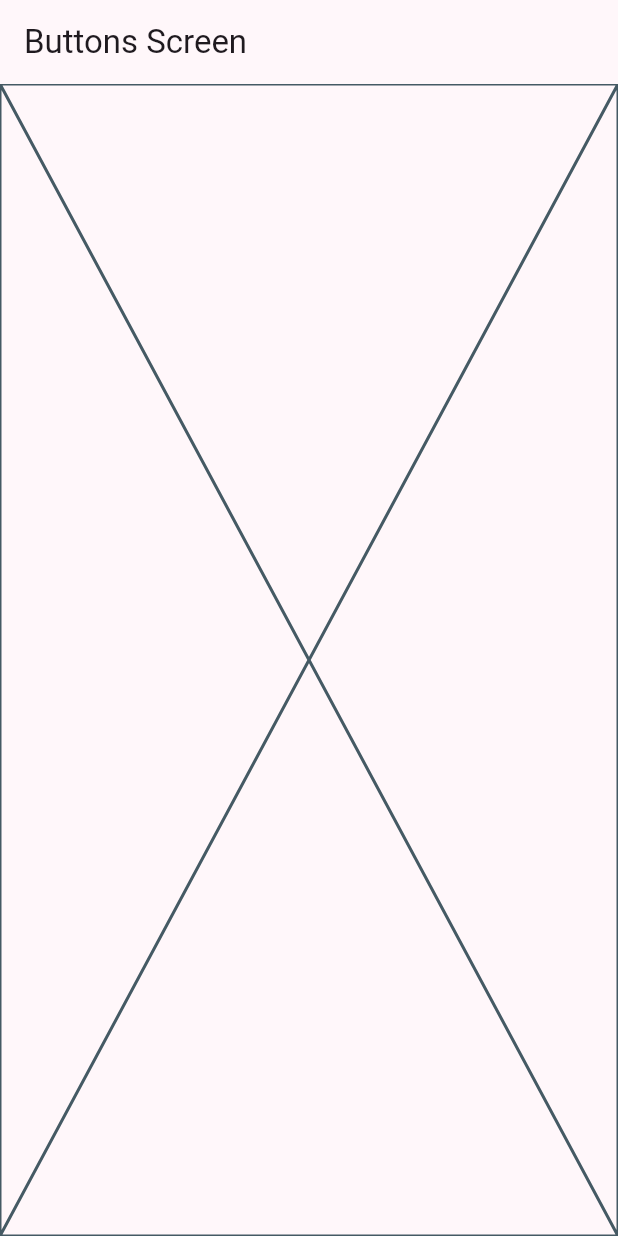
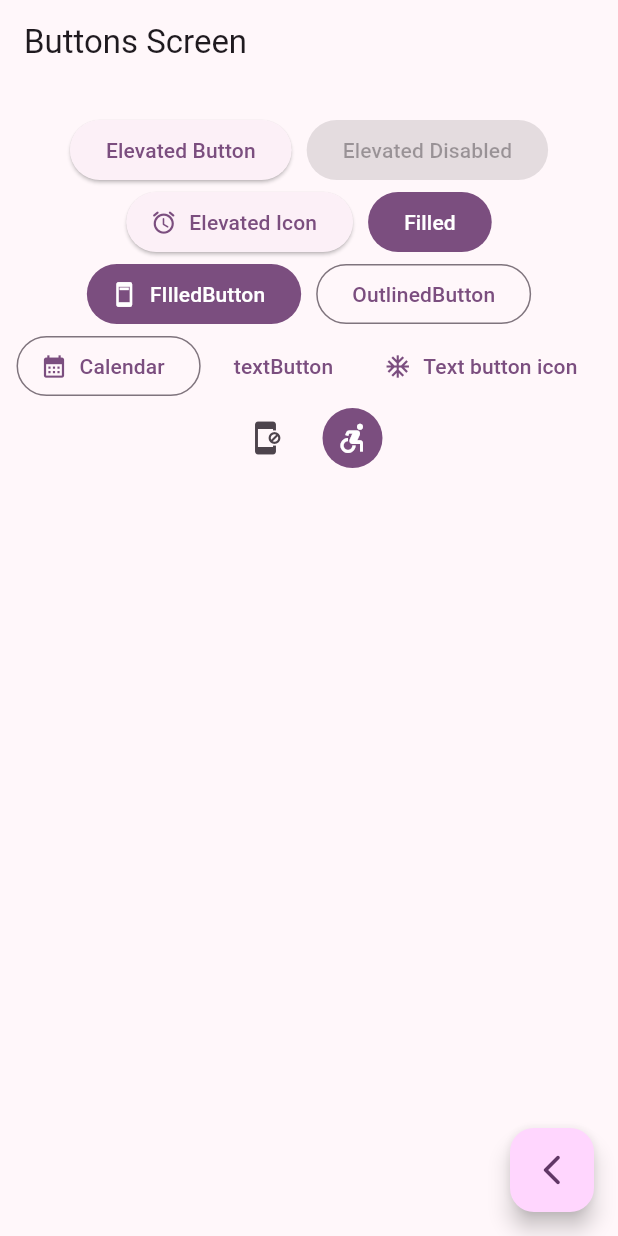
Before and after one commit to Fernando-uif/widgets-flutter, a Flutter app: the ButtonsScreen screen opened by its route, on a phone screen of 412 x 824 dp. Run offline on Flutter 3.47's test engine with Material 3 defaults, Android fonts, the phone set to English and light mode, and no system bars; our stand-ins replace go_router.

Commit message:
add buttons

```diff
--- a/lib/config/router/app_router.dart
+++ b/lib/config/router/app_router.dart
@@ -8,12 +8,17 @@ final appRouter = GoRouter(
   routes: [
     GoRoute(
       path: '/',
+      name: HomeScreen.name,
       builder: (context, state) => const HomeScreen(),
     ),
     GoRoute(
       path: '/buttons',
+      name: ButtonsScreen.name,
       builder: (context, state) => const ButtonsScreen(),
     ),
-    GoRoute(path: '/cards', builder: (context, state) => const CardScreen()),
+    GoRoute(
+        path: '/cards',
+        builder: (context, state) => const CardScreen(),
+        name: CardScreen.name),
   ],
 );
--- a/lib/presentation/screens/buttons/buttons_screen.dart
+++ b/lib/presentation/screens/buttons/buttons_screen.dart
@@ -1,15 +1,88 @@
 import 'package:flutter/material.dart';
+import 'package:go_router/go_router.dart';
+
 
 class ButtonsScreen extends StatelessWidget {
+  static const String name = 'buttons_screen';
   const ButtonsScreen({super.key});
 
   @override
   Widget build(BuildContext context) {
     return Scaffold(
       appBar: AppBar(
-        title: Text('Buttons Screen'),
+        title: const Text('Buttons Screen'),
       ),
-      body: const Placeholder(),
+      body: const _ButtonsView(),
+      floatingActionButton: FloatingActionButton(
+        child: const Icon(Icons.arrow_back_ios_new_rounded),
+        onPressed: () {
+          // Para salirse de la pagina
+          context.pop();
+        },
+      ),
     );
   }
 }
+
+class _ButtonsView extends StatelessWidget {
+  const _ButtonsView();
+
+  @override
+  Widget build(BuildContext context) {
+    final colors = Theme.of(context).colorScheme;
+    return SizedBox(
+        width: double.infinity,
+        child: Padding(
+          padding: const EdgeInsets.symmetric(horizontal: 10, vertical: 20),
+          // Similar al row pero nos crea todo por renglon si se llena , el SizedBox
+          child: Wrap(
+            // Agregamos con el spacing un gap entre elementos
+            spacing: 10,
+            // Podemos alinear de manera vertical WrapCrossAlignment
+            // crossAxisAlignment: WrapCrossAlignment.center,
+
+            // Estaremos alineando de manera horizontal WrapAlignment
+            alignment: WrapAlignment.center,
+            children: [
+              ElevatedButton(
+                  onPressed: () {}, child: const Text('Elevated Button')),
+              // Si mandamos en el on pressed null lo hara disabled
+              const ElevatedButton(
+                  onPressed: null, child: Text('Elevated Disabled')),
+              ElevatedButton.icon(
+                  onPressed: () {},
+                  icon: const Icon(Icons.access_alarm_rounded),
+                  label: const Text('Elevated Icon')),
+              FilledButton(onPressed: () {}, child: const Text('Filled')),
+              FilledButton.icon(
+                  onPressed: () {},
+                  icon: const Icon(Icons.ad_units),
+                  label: const Text('FIlledButton')),
+              OutlinedButton(
+                  onPressed: () {}, child: const Text('OutlinedButton')),
+              OutlinedButton.icon(
+                onPressed: () {},
+                icon: const Icon(Icons.calendar_month),
+                label: const Text('Calendar'),
+              ),
+              TextButton(onPressed: () {}, child: const Text('textButton')),
+              TextButton.icon(
+                  onPressed: () {},
+                  icon: const Icon(Icons.ac_unit_sharp),
+                  label: const Text('Text button icon')),
+              // Custom Button
+              IconButton(
+                  onPressed: () {}, icon: const Icon(Icons.app_blocking)),
+              IconButton(
+                onPressed: () {},
+                icon: const Icon(Icons.accessible_forward),
+                style: ButtonStyle(
+                  backgroundColor: MaterialStatePropertyAll(colors.primary),
+                  iconColor: const MaterialStatePropertyAll(Colors.white),
+                ),
+              ),
+            ],
+          ),
+        ));
+  }
+}
--- a/lib/presentation/screens/cards/card_screen.dart
+++ b/lib/presentation/screens/cards/card_screen.dart
@@ -1,13 +1,14 @@
 import 'package:flutter/material.dart';
 
 class CardScreen extends StatelessWidget {
+  static const String name = 'card_screen';
   const CardScreen({super.key});
 
   @override
   Widget build(BuildContext context) {
     return Scaffold(
       appBar: AppBar(
-        title: Text('Card Screen'),
+        title: const Text('Card Screen'),
       ),
       body: const Placeholder(),
     );
--- a/lib/presentation/screens/home/home_screen.dart
+++ b/lib/presentation/screens/home/home_screen.dart
@@ -1,8 +1,11 @@
 import 'package:flutter/material.dart';
 import 'package:go_router/go_router.dart';
 import 'package:widgets_app/config/menu/menu_items.dart';
+import 'package:widgets_app/presentation/screens/cards/card_screen.dart';
 
 class HomeScreen extends StatelessWidget {
+  static const String name = 'home_screen';
+
   const HomeScreen({super.key});
 
   @override
@@ -59,6 +62,7 @@ class _CustomListTile extends StatelessWidget {
 
         // Con go iriamos a 1 pantalla pero si queremos un stack tenemos que colocar el push
         context.push(menuItems.link);
+        // context.pushNamed(CardScreen.name);
       },
       subtitle: Text(menuItems.subTitle),
     );
```
